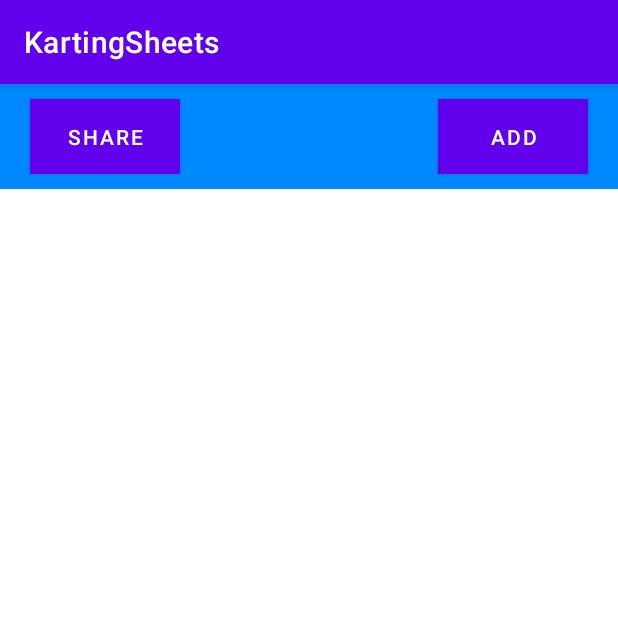
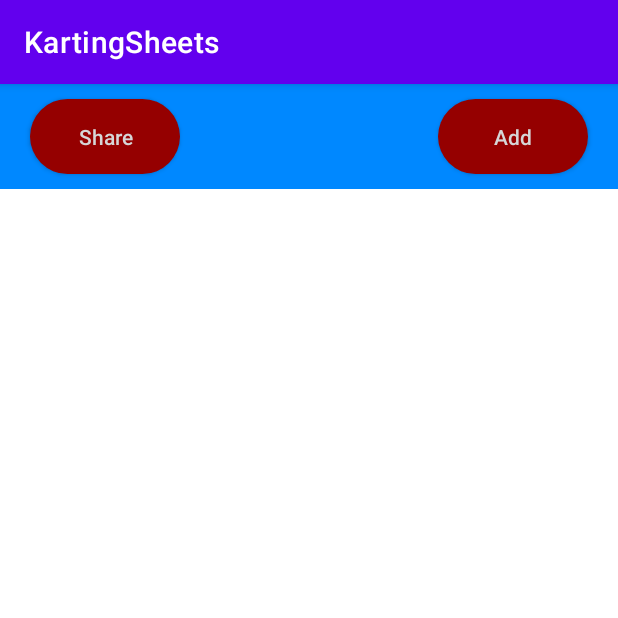
Before and after one commit to JQueimado/TimeSheets, an Android app: the screen it shows after launch (MainActivity), on a phone screen of 412 x 824 dp, the top half of it. Run offline under Robolectric (Android 15) with nearby library versions, the phone set to English and light mode, and no system bars.

Commit message:
Add Scrollview and change buttons shape

```diff
--- a/KartingSheets/app/src/main/res/layout/activity_main.xml
+++ b/KartingSheets/app/src/main/res/layout/activity_main.xml
@@ -9,6 +9,7 @@
     <!-- NavBar -->
 
     <androidx.constraintlayout.widget.ConstraintLayout
+        android:id="@+id/nav_bar"
         android:layout_width="match_parent"
         android:layout_height="70dp"
 
@@ -17,7 +18,8 @@
 
         android:background="@color/nav_color">
 
-        <Button
+        <androidx.appcompat.widget.AppCompatButton
+            android:id="@+id/nav_compare_button"
             android:layout_width="100dp"
             android:layout_height="50dp"
 
@@ -26,11 +28,15 @@
             app:layout_constraintLeft_toLeftOf="parent"
             app:layout_constraintTop_toTopOf="parent"
 
-            android:background="@color/nav_button_color"
+            android:background="@drawable/nav_buttons_shape"
+
+            android:textColor="@color/nav_button_text_color"
+            android:textAllCaps="false"
             android:text="@string/nav_share_button"
             />
 
-        <Button
+        <androidx.appcompat.widget.AppCompatButton
+            android:id="@+id/nav_add_button"
             android:layout_width="100dp"
             android:layout_height="50dp"
 
@@ -39,10 +45,24 @@
             app:layout_constraintRight_toRightOf="parent"
             app:layout_constraintTop_toTopOf="parent"
 
-            android:background="@color/nav_button_color"
+            android:background="@drawable/nav_buttons_shape"
+            android:textColor="@color/nav_button_text_color"
+            android:textAllCaps="false"
             android:text="@string/nav_add_button"
             />
 
     </androidx.constraintlayout.widget.ConstraintLayout>
 
+    <!-- Content -->
+
+    <ScrollView
+        android:id="@+id/content_scroll_view"
+        android:layout_width="match_parent"
+        android:layout_height="60dp"
+
+        app:layout_constraintTop_toBottomOf="@+id/nav_bar"
+        app:layout_constraintLeft_toLeftOf="parent">
+
+    </ScrollView>
+
 </androidx.constraintlayout.widget.ConstraintLayout>
```
